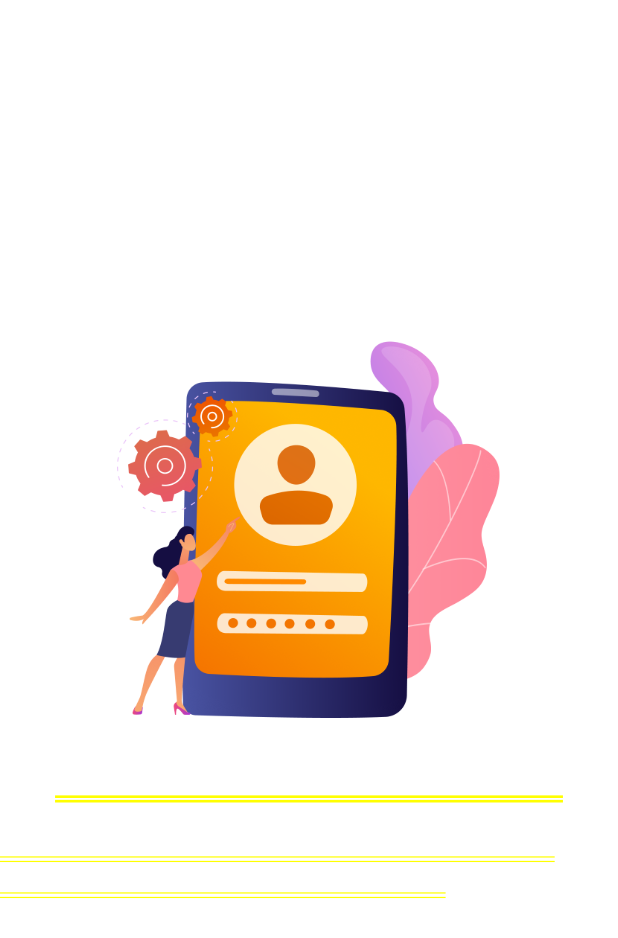
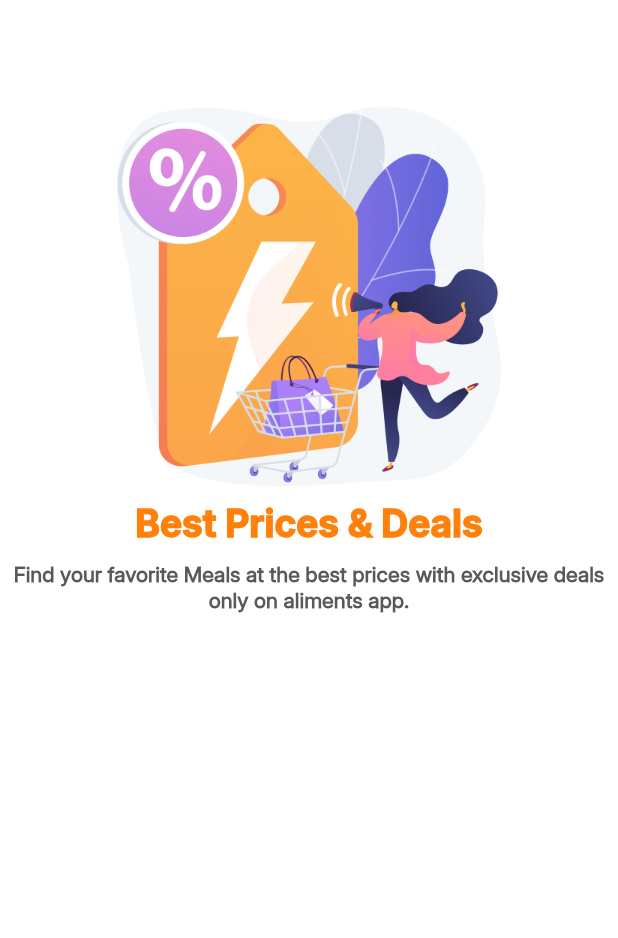
Before and after one commit to Developer-Waqas/Login-SignUp_UI, a Flutter app: the screen it shows after launch, on a phone screen of 412 x 824 dp. Shown: the top 938 px of the screen. Run offline on Flutter 3.47's test engine with Material 3 defaults, Android fonts, the phone set to English and light mode, and no system bars; our stand-ins replace get.

Commit message:
Intial Commit

```diff
--- a/lib/constants/app_style/app_style.dart
+++ b/lib/constants/app_style/app_style.dart
@@ -6,12 +6,14 @@ class AppStyle {
     fontFamily: 'PoppinsBold',
     color: Colors.white,
     fontSize: 35,
+    decoration: TextDecoration.none,
   );
 
   static const TextStyle headingStyle2 = TextStyle(
     fontFamily: 'InterBold',
     fontSize: 25,
     color: Color(0xffFF800B),
+    decoration: TextDecoration.none,
   );
 
   // SubTitle Style
@@ -19,11 +21,13 @@ class AppStyle {
     fontSize: 16,
     fontFamily: 'PoppinsRegular',
     color: Colors.white,
+    decoration: TextDecoration.none,
   );
 
   static const TextStyle subHeadingStyle2 = TextStyle(
     fontSize: 14,
     fontFamily: 'InterRegular',
     color: Color(0xff595959),
+    decoration: TextDecoration.none,
   );
 }
--- a/lib/controller/splash_controller.dart
+++ b/lib/controller/splash_controller.dart
@@ -4,16 +4,14 @@ import 'package:get/get.dart';
 import 'package:login_signup_ui/screens/onboarding_screen/onboarding_screen.dart';
 
 class SplashController extends GetxController {
-
   @override
   void onInit() {
     super.onInit();
     navigateToOnboarding();
   }
-  void navigateToOnboarding(){
-    Timer(
-Duration(seconds: 3),
-      () => Get.to(OnboardingScreen()),
-    );
+
+  void navigateToOnboarding() {
+    Timer(Duration(seconds: 3),
+        () => Get.off(OnboardingScreen(), transition: Transition.fadeIn));
   }
 }
--- a/lib/screens/onboarding_screen/onboarding_screen.dart
+++ b/lib/screens/onboarding_screen/onboarding_screen.dart
@@ -12,11 +12,16 @@ class OnboardingScreen extends StatelessWidget {
         itemBuilder: (context, index) {
           return Container(
             decoration: BoxDecoration(color: Colors.white),
+            child: Padding(
+              padding: const EdgeInsets.symmetric(horizontal: 8, vertical: 8),
               child: Column(
-              mainAxisAlignment: MainAxisAlignment.center,
+                mainAxisAlignment: MainAxisAlignment.start,
                 crossAxisAlignment: CrossAxisAlignment.center,
                 spacing: 10,
                 children: [
+                  SizedBox(
+                    height: 50,
+                  ),
                   Image.asset(
                     onboardingController.onboardingPages[index].imagePath,
                     height: 256,
@@ -24,13 +29,15 @@ class OnboardingScreen extends StatelessWidget {
                   ),
                   Text(
                     onboardingController.onboardingPages[index].title,
-                  style: AppStyle.headingStyle1,
+                    style: AppStyle.headingStyle2,
                   ),
                   Text(
                     onboardingController.onboardingPages[index].description,
-                  style: AppStyle.subHeadingStyle1,
+                    style: AppStyle.subHeadingStyle2,
+                    textAlign: TextAlign.center,
                   ),
                 ],
+              ),
             ),
           );
         });
```
Also changed, not shown: assets/images/img_onboarding1.png. Lines whose indentation alone changed are shown as unchanged.
